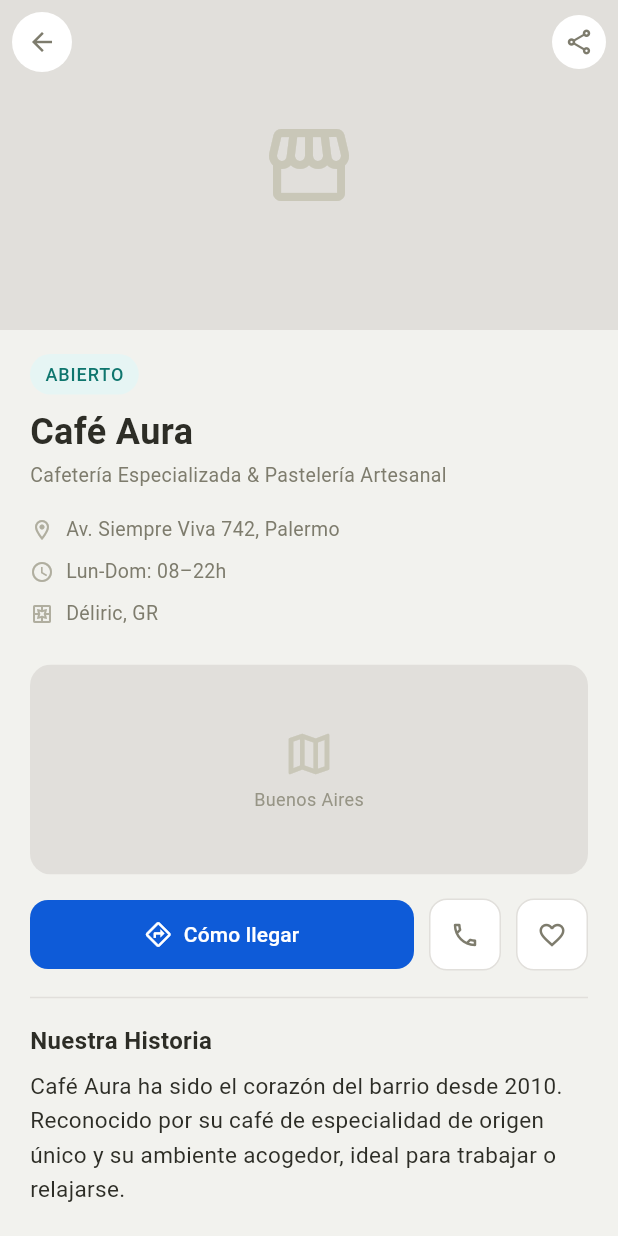
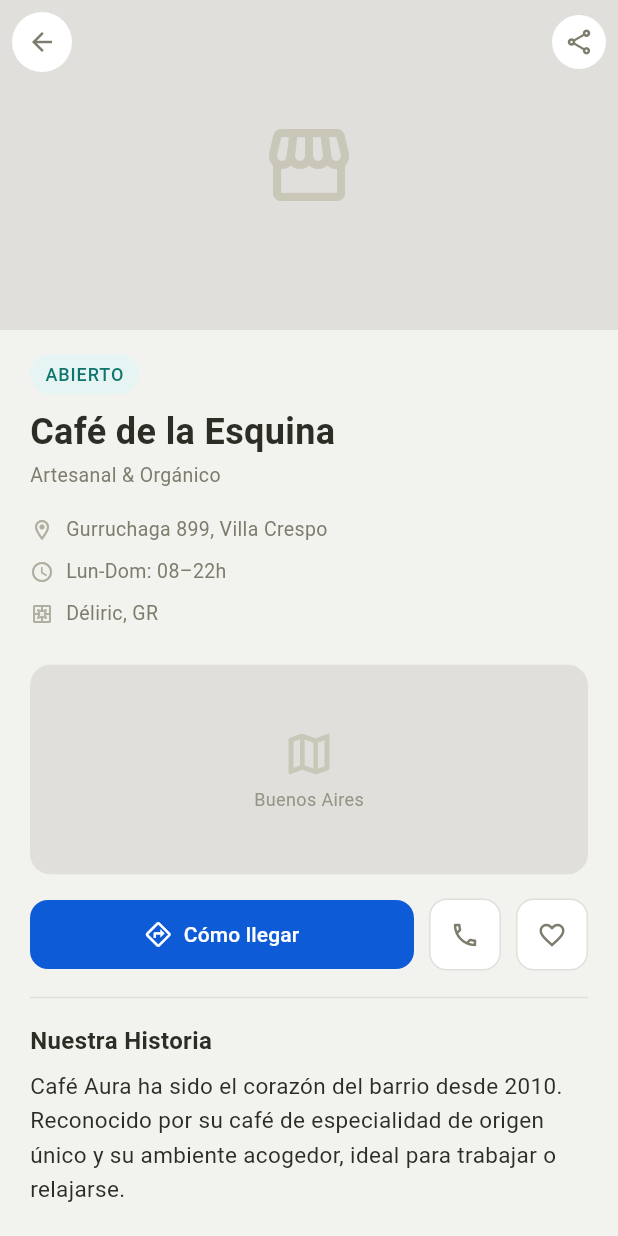
Before and after one commit to pablo-ziegler-glitch/TuM2, a Flutter app: the screen it shows once a user with an empty profile is signed in, after a tap on "Search curated shops...", after a tap on "DESTACADO", on a phone screen of 412 x 824 dp. Run offline on Flutter 3.47's test engine with Material 3 defaults, Android fonts, the phone set to English and light mode, and no system bars; our stand-ins replace app_links, cloud_firestore, cloud_functions, firebase_analytics, firebase_auth, firebase_core and 4 more; accounts and stored records are empty.

```diff
--- a/mobile/lib/core/router/app_router.dart
+++ b/mobile/lib/core/router/app_router.dart
@@ -82,8 +82,10 @@ final appRouterProvider = Provider<GoRouter>((ref) {
         return AppRoutes.home;
       }
 
-      // Sin sesión en rutas protegidas → auth flow
-      if (!isLoggedIn && !isInAuthFlow && location != AppRoutes.splash) {
+      // Sin sesión → auth flow.
+      // Incluye splash: una vez que auth termina de cargar y no hay sesión,
+      // splash debe ceder el paso a onboarding o login (no quedarse colgado).
+      if (!isLoggedIn && !isInAuthFlow) {
         final isFirstLaunch = isFirstLaunchAsync.valueOrNull ?? false;
         return isFirstLaunch ? AppRoutes.onboarding : AppRoutes.login;
       }
--- a/mobile/lib/modules/shared/screens/commerce_detail_screen.dart
+++ b/mobile/lib/modules/shared/screens/commerce_detail_screen.dart
@@ -4,9 +4,37 @@ import 'package:go_router/go_router.dart';
 import '../../../core/theme/app_colors.dart';
 import '../../../core/theme/app_text_styles.dart';
 
+// ── Demo data (reemplazar con carga Firestore en TuM2-0058) ──────────────────
+
+typedef _CommerceData = ({String name, String subtitle, String address});
+
+const Map<String, _CommerceData> _demoCommerces = {
+  'cafe-aura': (
+    name: 'Café Aura',
+    subtitle: 'Cafetería Especializada & Pastelería Artesanal',
+    address: 'Av. Siempre Viva 742, Palermo',
+  ),
+  'paper-atelier': (
+    name: 'The Paper Atelier',
+    subtitle: 'Papelería artesanal & journals para el nómade moderno',
+    address: 'Thames 1540, Palermo Soho',
+  ),
+  'cafe-esquina': (
+    name: 'Café de la Esquina',
+    subtitle: 'Artesanal & Orgánico',
+    address: 'Gurruchaga 899, Villa Crespo',
+  ),
+};
+
+_CommerceData _resolveData(String id) =>
+    _demoCommerces[id] ??
+    (name: id, subtitle: 'Comercio en TuM2', address: 'Buenos Aires');
+
+// ── Pantalla ──────────────────────────────────────────────────────────────────
+
 /// HOME-01 Detail — Ficha pública de un comercio.
-/// Recibe [commerceId] para futura carga desde Firestore.
-/// Por ahora muestra datos estáticos de demo (Café Aura).
+/// Recibe [commerceId] para futura carga desde Firestore (TuM2-0058).
+/// Por ahora resuelve datos del mapa de demo según el id recibido.
 class CommerceDetailScreen extends StatelessWidget {
   final String commerceId;
 
@@ -14,6 +42,8 @@ class CommerceDetailScreen extends StatelessWidget {
 
   @override
   Widget build(BuildContext context) {
+    final data = _resolveData(commerceId);
+
     return Scaffold(
       backgroundColor: AppColors.scaffoldBg,
       body: CustomScrollView(
@@ -27,14 +57,14 @@ class CommerceDetailScreen extends StatelessWidget {
                 children: [
                   _StatusBadge(),
                   const SizedBox(height: 10),
-                  Text('Café Aura', style: AppTextStyles.headingLg),
+                  Text(data.name, style: AppTextStyles.headingLg),
                   const SizedBox(height: 4),
                   Text(
-                    'Cafetería Especializada & Pastelería Artesanal',
+                    data.subtitle,
                     style: AppTextStyles.bodySm,
                   ),
                   const SizedBox(height: 16),
-                  _InfoRows(),
+                  _InfoRows(address: data.address),
                   const SizedBox(height: 16),
                   _MapWidget(),
                   const SizedBox(height: 16),
@@ -113,16 +143,19 @@ class _StatusBadge extends StatelessWidget {
 // ── Info rows ─────────────────────────────────────────────────────────────────
 
 class _InfoRows extends StatelessWidget {
-  static const _rows = [
-    (icon: Icons.location_on_outlined, text: 'Av. Siempre Viva 742, Palermo'),
-    (icon: Icons.access_time_outlined, text: 'Lun-Dom: 08–22h'),
-    (icon: Icons.pages_outlined, text: 'Déliric, GR'),
-  ];
+  const _InfoRows({required this.address});
+  final String address;
 
   @override
   Widget build(BuildContext context) {
+    final rows = [
+      (icon: Icons.location_on_outlined, text: address),
+      (icon: Icons.access_time_outlined, text: 'Lun-Dom: 08–22h'),
+      (icon: Icons.pages_outlined, text: 'Déliric, GR'),
+    ];
+
     return Column(
-      children: _rows
+      children: rows
           .map(
             (row) => Padding(
               padding: const EdgeInsets.only(bottom: 8),
```
Also changed, not shown: mobile/lib/core/providers/auth_providers.dart (+9 -0 lines), mobile/lib/modules/profile/screens/profile_screen.dart (+56 -0 lines), 1 other file.
